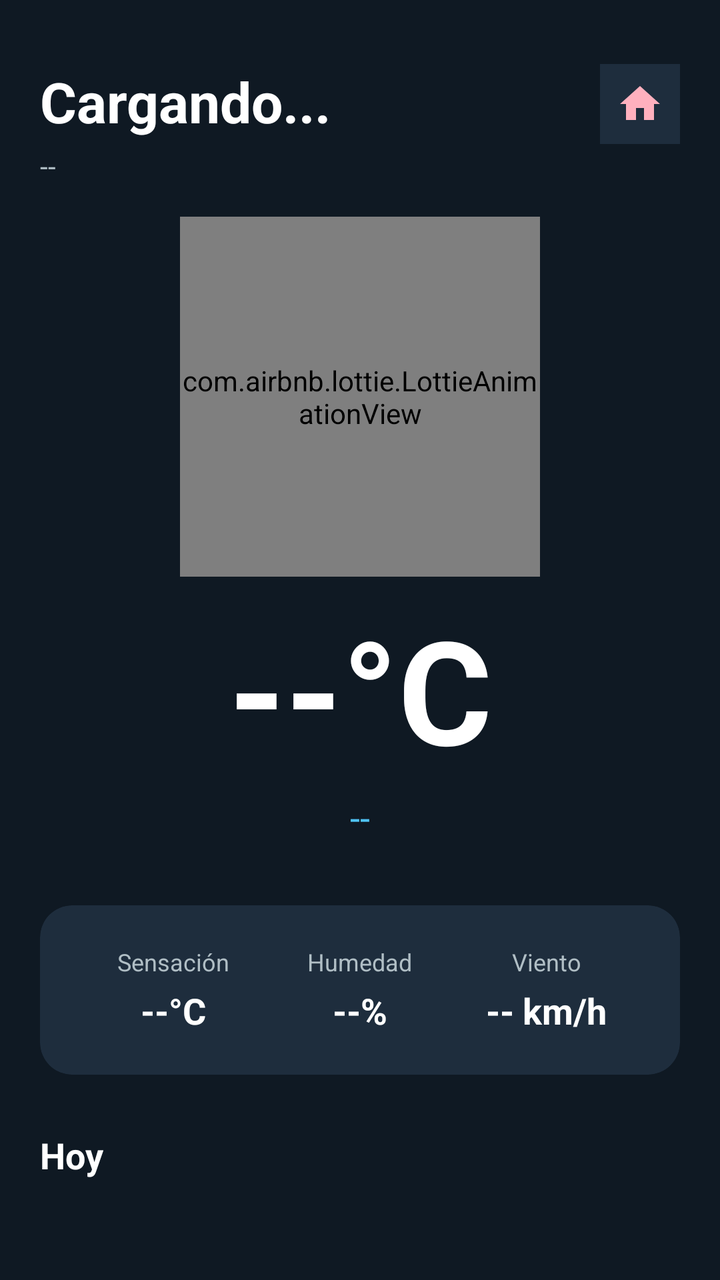
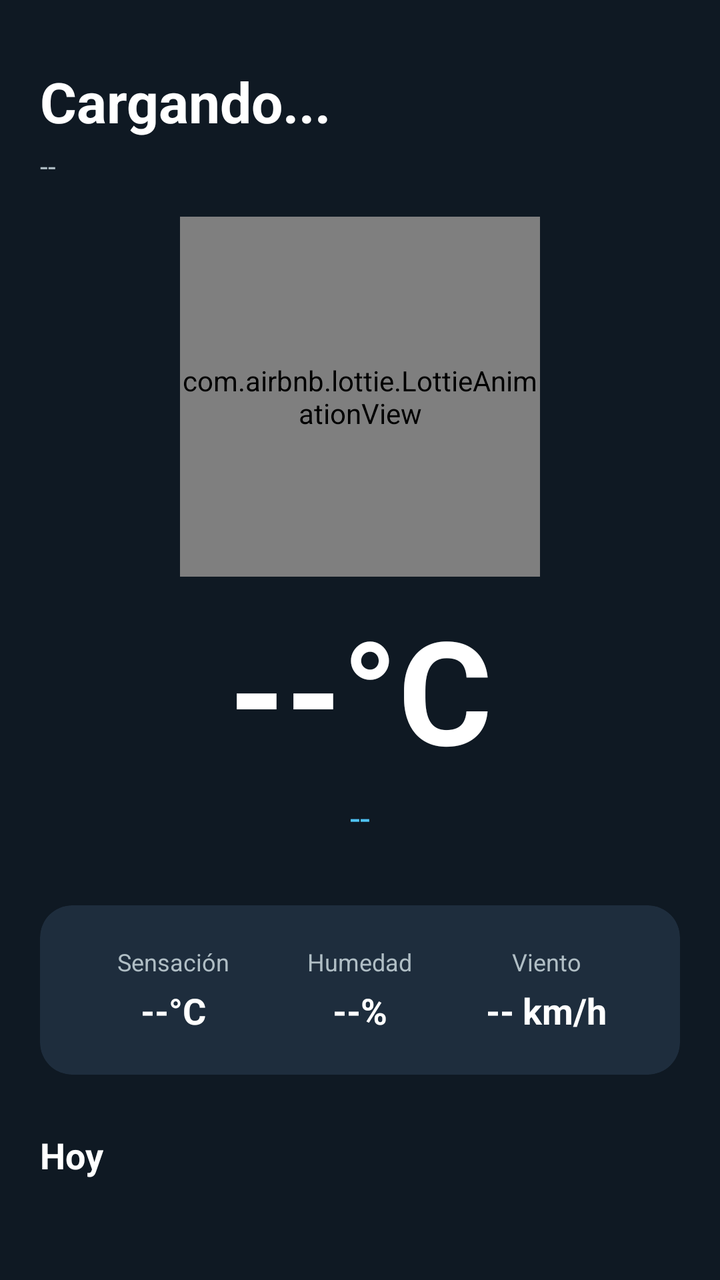

The first picture is an Android layout as it rendered before a commit; the second is the same layout after the commit. The layout source and the unified diff follow.
<!-- AndroidManifest.xml: application theme Theme.Atmos -->
<!-- res/layout/fragment_home.xml -->
<?xml version="1.0" encoding="utf-8"?>
<ScrollView xmlns:android="http://schemas.android.com/apk/res/android"
    xmlns:app="http://schemas.android.com/apk/res-auto"
    android:layout_width="match_parent"
    android:layout_height="match_parent"
    android:background="@color/bg_dark"
    android:fillViewport="true">

    <androidx.constraintlayout.widget.ConstraintLayout
        android:layout_width="match_parent"
        android:layout_height="wrap_content"
        android:paddingHorizontal="20dp"
        android:paddingBottom="24dp">

        
        <TextView
            android:id="@+id/tv_city_name"
            android:layout_width="wrap_content"
            android:layout_height="wrap_content"
            android:layout_marginTop="32dp"
            android:text="Cargando..."
            android:textColor="@color/text_primary"
            android:textSize="28sp"
            android:textStyle="bold"
            app:layout_constraintStart_toStartOf="parent"
            app:layout_constraintTop_toTopOf="parent" />

        <TextView
            android:id="@+id/tv_date"
            android:layout_width="wrap_content"
            android:layout_height="wrap_content"
            android:layout_marginTop="4dp"
            android:text="--"
            android:textColor="@color/text_secondary"
            android:textSize="14sp"
            app:layout_constraintStart_toStartOf="parent"
            app:layout_constraintTop_toBottomOf="@id/tv_city_name" />

        
        <ImageButton
            android:id="@+id/btn_location"
            android:layout_width="40dp"
            android:layout_height="40dp"
            android:background="@color/bg_card"
            android:contentDescription="Usar ubicación"
            android:src="@drawable/ic_home"
            app:layout_constraintEnd_toEndOf="parent"
            app:layout_constraintTop_toTopOf="@id/tv_city_name" />

        
        <com.airbnb.lottie.LottieAnimationView
            android:id="@+id/lottie_weather"
            android:layout_width="180dp"
            android:layout_height="180dp"
            android:layout_marginTop="16dp"
            app:lottie_autoPlay="true"
            app:lottie_loop="true"
            app:lottie_rawRes="@raw/anim_sunny"
            app:layout_constraintEnd_toEndOf="parent"
            app:layout_constraintStart_toStartOf="parent"
            app:layout_constraintTop_toBottomOf="@id/tv_date" />

        
        <TextView
            android:id="@+id/tv_temperature"
            android:layout_width="wrap_content"
            android:layout_height="wrap_content"
            android:layout_marginTop="8dp"
            android:text="--°C"
            android:textColor="@color/text_primary"
            android:textSize="72sp"
            android:textStyle="bold"
            app:layout_constraintEnd_toEndOf="parent"
            app:layout_constraintStart_toStartOf="parent"
            app:layout_constraintTop_toBottomOf="@id/lottie_weather" />

        
        <TextView
            android:id="@+id/tv_description"
            android:layout_width="wrap_content"
            android:layout_height="wrap_content"
            android:layout_marginTop="4dp"
            android:text="--"
            android:textColor="@color/accent_blue"
            android:textSize="18sp"
            app:layout_constraintEnd_toEndOf="parent"
            app:layout_constraintStart_toStartOf="parent"
            app:layout_constraintTop_toBottomOf="@id/tv_temperature" />

        
        <androidx.cardview.widget.CardView
            android:id="@+id/card_details"
            android:layout_width="0dp"
            android:layout_height="wrap_content"
            android:layout_marginTop="32dp"
            app:cardBackgroundColor="@color/bg_card"
            app:cardCornerRadius="16dp"
            app:cardElevation="0dp"
            app:layout_constraintEnd_toEndOf="parent"
            app:layout_constraintStart_toStartOf="parent"
            app:layout_constraintTop_toBottomOf="@id/tv_description">

            <LinearLayout
                android:layout_width="match_parent"
                android:layout_height="wrap_content"
                android:orientation="horizontal"
                android:padding="20dp">

                
                <LinearLayout
                    android:layout_width="0dp"
                    android:layout_height="wrap_content"
                    android:layout_weight="1"
                    android:gravity="center"
                    android:orientation="vertical">

                    <TextView
                        android:layout_width="wrap_content"
                        android:layout_height="wrap_content"
                        android:text="Sensación"
                        android:textColor="@color/text_secondary"
                        android:textSize="12sp" />

                    <TextView
                        android:id="@+id/tv_feels_like"
                        android:layout_width="wrap_content"
                        android:layout_height="wrap_content"
                        android:layout_marginTop="4dp"
                        android:text="--°C"
                        android:textColor="@color/text_primary"
                        android:textSize="18sp"
                        android:textStyle="bold" />
                </LinearLayout>

                
                <LinearLayout
                    android:layout_width="0dp"
                    android:layout_height="wrap_content"
                    android:layout_weight="1"
                    android:gravity="center"
                    android:orientation="vertical">

                    <TextView
                        android:layout_width="wrap_content"
                        android:layout_height="wrap_content"
                        android:text="Humedad"
                        android:textColor="@color/text_secondary"
                        android:textSize="12sp" />

                    <TextView
                        android:id="@+id/tv_humidity"
                        android:layout_width="wrap_content"
                        android:layout_height="wrap_content"
                        android:layout_marginTop="4dp"
                        android:text="--%"
                        android:textColor="@color/text_primary"
                        android:textSize="18sp"
                        android:textStyle="bold" />
                </LinearLayout>

                
                <LinearLayout
                    android:layout_width="0dp"
                    android:layout_height="wrap_content"
                    android:layout_weight="1"
                    android:gravity="center"
                    android:orientation="vertical">

                    <TextView
                        android:layout_width="wrap_content"
                        android:layout_height="wrap_content"
                        android:text="Viento"
                        android:textColor="@color/text_secondary"
                        android:textSize="12sp" />

                    <TextView
                        android:id="@+id/tv_wind"
                        android:layout_width="wrap_content"
                        android:layout_height="wrap_content"
                        android:layout_marginTop="4dp"
                        android:text="-- km/h"
                        android:textColor="@color/text_primary"
                        android:textSize="18sp"
                        android:textStyle="bold" />
                </LinearLayout>

            </LinearLayout>
        </androidx.cardview.widget.CardView>

        
        <TextView
            android:id="@+id/tv_today_label"
            android:layout_width="wrap_content"
            android:layout_height="wrap_content"
            android:layout_marginTop="28dp"
            android:text="Hoy"
            android:textColor="@color/text_primary"
            android:textSize="18sp"
            android:textStyle="bold"
            app:layout_constraintStart_toStartOf="parent"
            app:layout_constraintTop_toBottomOf="@id/card_details" />

        
        <HorizontalScrollView
            android:id="@+id/scroll_hourly"
            android:layout_width="0dp"
            android:layout_height="wrap_content"
            android:layout_marginTop="12dp"
            android:scrollbars="none"
            app:layout_constraintEnd_toEndOf="parent"
            app:layout_constraintStart_toStartOf="parent"
            app:layout_constraintTop_toBottomOf="@id/tv_today_label">

            <LinearLayout
                android:id="@+id/container_hourly"
                android:layout_width="wrap_content"
                android:layout_height="wrap_content"
                android:orientation="horizontal" />

        </HorizontalScrollView>

    </androidx.constraintlayout.widget.ConstraintLayout>
</ScrollView>
<!-- resources referenced by this layout -->
<resources>
  <color name="accent_blue">#FF4FC3F7</color>
  <color name="bg_card">#FF1E2D3D</color>
  <color name="bg_dark">#FF0F1923</color>
  <color name="text_primary">#FFFFFFFF</color>
  <color name="text_secondary">#FFB0BEC5</color>
  <!-- drawable ic_home (drawable) -->
  <vector xmlns:android="http://schemas.android.com/apk/res/android" android:height="24dp" android:tint="#FFB0BE" android:viewportHeight="24" android:viewportWidth="24" android:width="24dp">
        
      <path android:fillColor="@android:color/white" android:pathData="M10,20v-6h4v6h5v-8h3L12,3 2,12h3v8z"/>
      
  </vector>
  <style name="Theme.Atmos" parent="Base.Theme.Atmos" />
  <style name="Base.Theme.Atmos" parent="Theme.Material3.Dark.NoActionBar">
          <item name="colorPrimary">@color/accent_blue</item>
          <item name="colorPrimaryDark">@color/accent_blue_dark</item>
          <item name="colorSurface">@color/bg_card</item>
          <item name="android:colorBackground">@color/bg_dark</item>
          <item name="colorOnBackground">@color/text_primary</item>
          <item name="colorOnSurface">@color/text_primary</item>
      </style>
  <color name="accent_blue_dark">#FF0288D1</color>
</resources>

<!-- the commit's change to res/layout/fragment_home.xml (unified diff, before → after) -->
@@ -37,15 +37,15 @@
             app:layout_constraintTop_toBottomOf="@id/tv_city_name" />
 
         
-        <ImageButton
-            android:id="@+id/btn_location"
-            android:layout_width="40dp"
-            android:layout_height="40dp"
-            android:background="@color/bg_card"
-            android:contentDescription="Usar ubicación"
-            android:src="@drawable/ic_home"
-            app:layout_constraintEnd_toEndOf="parent"
-            app:layout_constraintTop_toTopOf="@id/tv_city_name" />
+        
+        <ProgressBar
+            android:id="@+id/progress_loading"
+            android:layout_width="28dp"
+            android:layout_height="28dp"
+            android:visibility="gone"
+            app:layout_constraintEnd_toEndOf="parent"
+            app:layout_constraintTop_toTopOf="@id/tv_city_name"
+            app:layout_constraintBottom_toBottomOf="@id/tv_city_name" />
 
         
         <com.airbnb.lottie.LottieAnimationView
<!-- resource entries referenced after the edit -->
@@ -5,12 +5,6 @@
   <color name="bg_dark">#FF0F1923</color>
   <color name="text_primary">#FFFFFFFF</color>
   <color name="text_secondary">#FFB0BEC5</color>
-  <!-- drawable ic_home (drawable) -->
-  <vector xmlns:android="http://schemas.android.com/apk/res/android" android:height="24dp" android:tint="#FFB0BE" android:viewportHeight="24" android:viewportWidth="24" android:width="24dp">
-        
-      <path android:fillColor="@android:color/white" android:pathData="M10,20v-6h4v6h5v-8h3L12,3 2,12h3v8z"/>
-      
-  </vector>
   <style name="Theme.Atmos" parent="Base.Theme.Atmos" />
   <style name="Base.Theme.Atmos" parent="Theme.Material3.Dark.NoActionBar">
           <item name="colorPrimary">@color/accent_blue</item>
